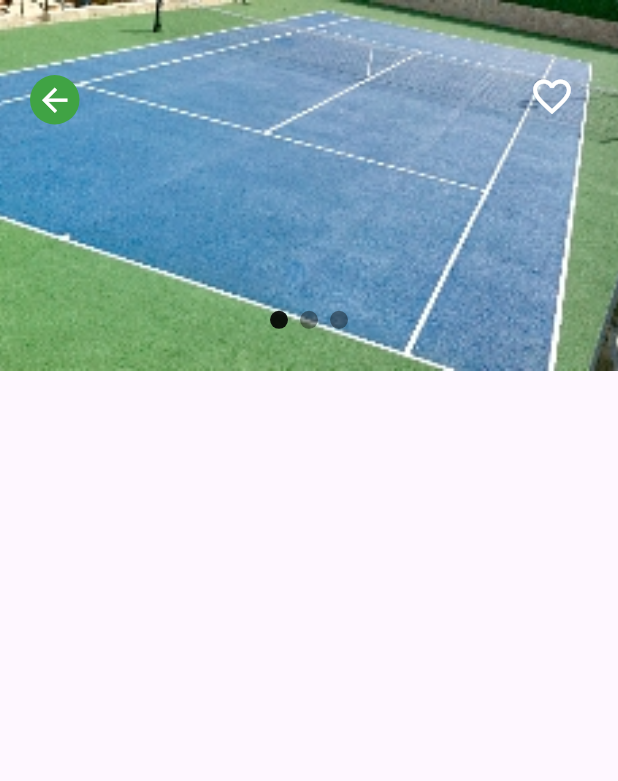
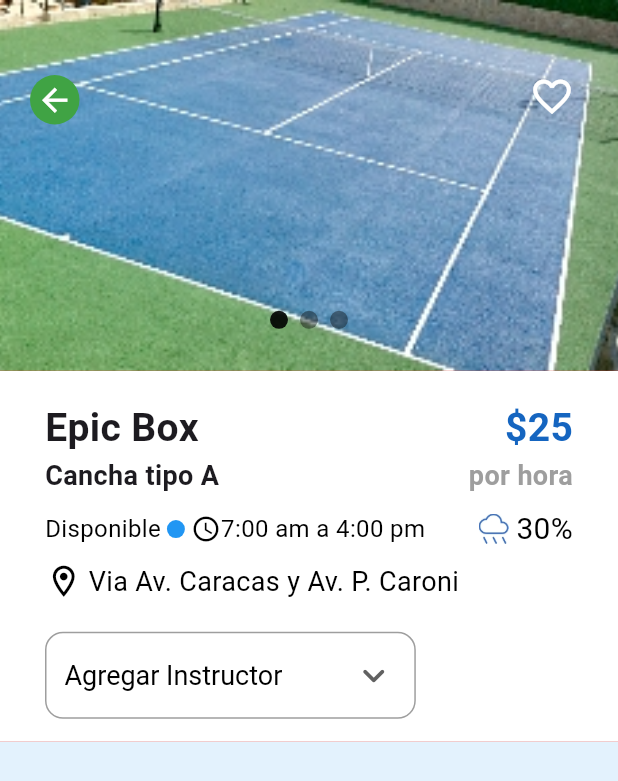
Before and after one commit to Mizael55/app_tenis_flutter, a Flutter app: the ReserveScreen screen opened directly, on a phone screen of 412 x 824 dp. Shown: the top 781 px of the screen. Run offline on Flutter 3.47's test engine with Material 3 defaults, Android fonts, the phone set to English and light mode, and no system bars; drawn by our look-alikes of carousel_slider.

Commit message:
reserve details

```diff
--- a/lib/screens/reserve.dart
+++ b/lib/screens/reserve.dart
@@ -1,5 +1,7 @@
 import 'package:flutter/material.dart';
 import 'package:carousel_slider/carousel_slider.dart';
+
+import '../widgets/widgets.dart';
 
 class ReserveScreen extends StatefulWidget {
   const ReserveScreen({super.key});
@@ -105,6 +107,22 @@ class _ReserveScreenState extends State<ReserveScreen> {
               ],
             ),
           ),
+          Container(
+            color: Colors.red,
+            width: size.width,
+            height: size.height * 0.7,
+            child: SingleChildScrollView(
+              child: Column(
+                children: [
+                  const ReserveDetails(),
+                  Container(
+                      color: Colors.blue[50],
+                      width: size.width,
+                      height: size.height * 0.5)
+                ],
+              ),
+            ),
+          )
         ],
       ),
     );
--- /dev/null
+++ b/lib/widgets/reserve_details.dart
@@ -0,0 +1,160 @@
+
+import 'package:flutter/material.dart';
+
+class ReserveDetails extends StatefulWidget {
+  const ReserveDetails({
+    super.key,
+  });
+
+  @override
+  State<ReserveDetails> createState() => _ReserveDetailsState();
+}
+
+class _ReserveDetailsState extends State<ReserveDetails> {
+  @override
+  Widget build(BuildContext context) {
+    final size = MediaQuery.of(context).size;
+    // Paso 1: Define la lista de elementos para el dropdown.
+    final List<String> dropdownItems = [
+      'Agregar Instructor',
+      'Mario Soto',
+      'Carlos Perez'
+    ];
+    // Paso 2: Variable para almacenar el valor seleccionado.
+    String? selectedItem = 'Agregar Instructor';
+    return Container(
+      color: Colors.white,
+      width: size.width,
+      height: size.height * 0.3,
+      child: Padding(
+        padding: const EdgeInsets.only(left: 30, right: 30, top: 20),
+        child: Column(
+          mainAxisAlignment: MainAxisAlignment.start,
+          crossAxisAlignment: CrossAxisAlignment.start,
+          children: [
+            Row(
+              mainAxisAlignment: MainAxisAlignment.spaceBetween,
+              children: [
+                const Text('Epic Box',
+                    style:
+                        TextStyle(fontSize: 26, fontWeight: FontWeight.bold)),
+                Text('\$25',
+                    style: TextStyle(
+                        fontSize: 26,
+                        fontWeight: FontWeight.bold,
+                        color: Colors.blue[800])),
+              ],
+            ),
+            Row(
+              mainAxisAlignment: MainAxisAlignment.spaceBetween,
+              children: [
+                const Text('Cancha tipo A',
+                    style:
+                        TextStyle(fontSize: 18, fontWeight: FontWeight.bold)),
+                Text('por hora',
+                    style: TextStyle(
+                        fontSize: 18,
+                        fontWeight: FontWeight.bold,
+                        color: Colors.grey[500])),
+              ],
+            ),
+            const SizedBox(height: 8),
+            Row(
+              mainAxisAlignment: MainAxisAlignment.spaceBetween,
+              children: [
+                const Row(
+                  children: [
+                    Text('Disponible',
+                        style: TextStyle(color: Colors.black, fontSize: 16)),
+                    SizedBox(width: 4),
+                    CircleAvatar(
+                      radius: 6,
+                      backgroundColor: Colors.blue,
+                    ),
+                    SizedBox(width: 4),
+                    Row(
+                      children: [
+                        Icon(
+                          Icons.access_time,
+                          color: Colors.black,
+                          size: 20,
+                        ),
+                        Text('7:00 am a 4:00 pm',
+                            style:
+                                TextStyle(color: Colors.black, fontSize: 16)),
+                      ],
+                    ),
+                  ],
+                ),
+                Row(
+                  children: [
+                    Image.asset(
+                      'assets/img/pronostico.jpg',
+                      width: 20,
+                      height: 20,
+                      fit: BoxFit.cover,
+                    ),
+                    const SizedBox(width: 5),
+                    const Text(
+                      '30%',
+                      style: TextStyle(
+                        color: Colors.black,
+                        fontSize: 20,
+                      ),
+                    ),
+                  ],
+                ),
+              ],
+            ),
+            const SizedBox(height: 8),
+            const Row(
+              mainAxisAlignment: MainAxisAlignment.start,
+              crossAxisAlignment: CrossAxisAlignment.start,
+              children: [
+                Icon(
+                  Icons.location_on_outlined,
+                  color: Colors.black,
+                  size: 25,
+                ),
+                SizedBox(width: 4),
+                Text('Via Av. Caracas y Av. P. Caroni',
+                    style: TextStyle(color: Colors.black, fontSize: 18)),
+              ],
+            ),
+            Container(
+              margin: const EdgeInsets.only(top: 20),
+              padding: const EdgeInsets.symmetric(horizontal: 12, vertical: 4),
+              width: size.width * 0.6,
+              decoration: BoxDecoration(
+                border: Border.all(color: Colors.grey), // Color del borde
+                borderRadius: BorderRadius.circular(12), // Radio del borde
+              ),
+              child: DropdownButton<String>(
+                value: selectedItem,
+                icon: const Icon(Icons.keyboard_arrow_down_rounded, size: 30),
+                elevation: 16,
+                style: const TextStyle(color: Colors.black, fontSize: 18),
+                underline:
+                    Container(), // Elimina la línea subrayada por defecto
+                onChanged: (String? newValue) {
+                  setState(() {
+                    selectedItem = newValue;
+                  });
+                },
+                items:
+                    dropdownItems.map<DropdownMenuItem<String>>((String value) {
+                  return DropdownMenuItem<String>(
+                    value: value,
+                    child: Text(value),
+                  );
+                }).toList(),
+                isExpanded:
+                    true, // Hace que el DropdownButton se expanda para llenar el Container
+              ),
+            )
+          ],
+        ),
+      ),
+    );
+  }
+}
--- a/lib/widgets/widgets.dart
+++ b/lib/widgets/widgets.dart
@@ -1,3 +1,4 @@
+export 'package:app_tenis/widgets/reserve_details.dart';
 export 'package:app_tenis/widgets/reservas_programadas_card.dart';
 export 'package:app_tenis/widgets/appbar_menu.dart';
 export 'package:app_tenis/widgets/bottom_navigation.dart';
```
